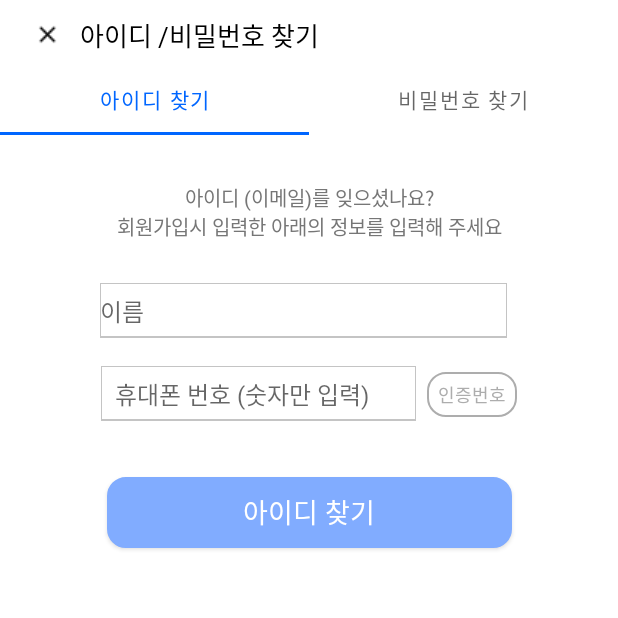
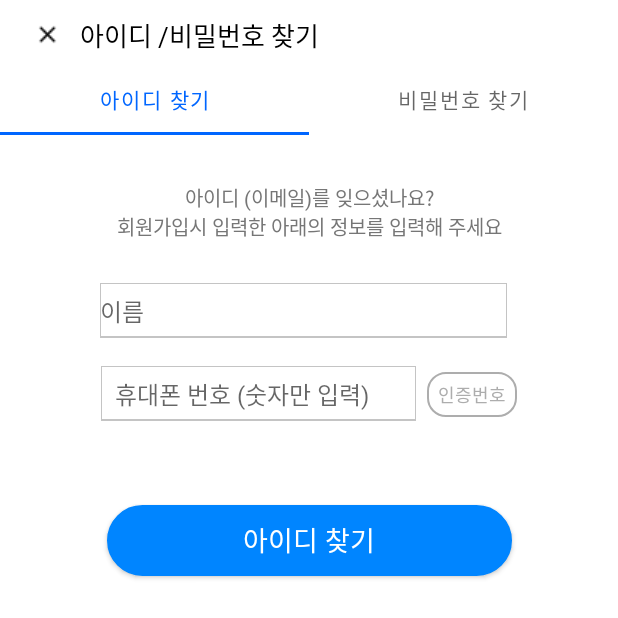
Before and after one commit to Nanuer/client, an Android app: the FindActivity screen opened directly, with no data from a screen before it, on a phone screen of 412 x 824 dp. Shown: the top 618 px of the screen. Run offline under Robolectric (Android 15) with nearby library versions, the phone set to English and light mode, and no system bars.

```diff
--- a/app/src/main/java/com/example/nanuer/FindActivity.kt
+++ b/app/src/main/java/com/example/nanuer/FindActivity.kt
@@ -2,9 +2,15 @@ package com.example.nanuer
 
 
 import android.os.Bundle
+import android.view.View
+import android.widget.Button
+import android.widget.TextView
 import androidx.appcompat.app.AppCompatActivity
+import androidx.core.content.ContextCompat
+import androidx.fragment.app.FragmentTransaction
 import androidx.viewpager2.widget.ViewPager2
 import com.example.nanuer.databinding.ActivityFindBinding
+import com.example.nanuer.databinding.FragmentFindIdStep1Binding
 import com.google.android.material.tabs.TabLayoutMediator
 
 class FindActivity : AppCompatActivity(){
@@ -13,10 +19,19 @@ class FindActivity : AppCompatActivity(){
     private lateinit var viewPager: ViewPager2
     private val tabTextList = arrayListOf("아이디 찾기", "비밀번호 찾기")
 
+
+    var btn : Button? = null
+    var sendbtn : Button? = null
+    var resendbtn : Button? = null
+    var check =true
+
+
     override fun onCreate(savedInstanceState: Bundle?) {
         super.onCreate(savedInstanceState)
         binding = ActivityFindBinding.inflate(layoutInflater)
         setContentView(binding.root)
+
+        clickbtn()
 
         binding.findDeleteLogoIv.setOnClickListener{
             finish()
@@ -31,8 +46,36 @@ class FindActivity : AppCompatActivity(){
             tab.text = tabTextList[position]
         }.attach()
 
+        btn = findViewById<Button>(R.id.find_id_step1_send_number_btn)
+
+    }
+
+    fun  clickbtn(){
+        btn?.setOnClickListener{onClick(btn)}
     }
 
 
 
+      fun onClick(v: View?){
+        when(v?.id) {
+            R.id.find_id_step1_send_number_btn -> {
+                val tView = findViewById<TextView>(R.id.find_id_step1_send_number_btn)
+                if (check) {
+                    tView.setText("인증번호")
+                    check = false
+                }
+                else{
+                    tView.setText("재전송")
+                    tView.setTextColor(ContextCompat.getColor(this,R.color.blue_light_1))
+                    check = true
+                }
+            }
+        }
+
+    }
+
+
+
+
+
 }
--- a/app/src/main/res/drawable/blue_button.xml
+++ b/app/src/main/res/drawable/blue_button.xml
@@ -3,10 +3,7 @@
     xmlns:android="http://schemas.android.com/apk/res/android"
     android:shape="rectangle">
     <corners
-        android:topLeftRadius="12dp"
-        android:topRightRadius="12dp"
-        android:bottomLeftRadius="12dp"
-        android:bottomRightRadius="12dp">
+        android:radius="50dp">
 
     </corners>
     <solid android:color="#81acff">
--- a/app/src/main/res/drawable/blue_button_on.xml
+++ b/app/src/main/res/drawable/blue_button_on.xml
@@ -3,10 +3,7 @@
     xmlns:android="http://schemas.android.com/apk/res/android"
     android:shape="rectangle">
     <corners
-        android:topLeftRadius="12dp"
-        android:topRightRadius="12dp"
-        android:bottomLeftRadius="12dp"
-        android:bottomRightRadius="12dp">
+        android:radius="50dp">
 
     </corners>
     <solid android:color="#0085ff">
--- a/app/src/main/res/layout/activity_find.xml
+++ b/app/src/main/res/layout/activity_find.xml
@@ -50,4 +50,6 @@
         app:layout_constraintBottom_toBottomOf="parent"
         app:layout_constraintTop_toBottomOf="@id/find_tb"/>
 
+
+
 </androidx.constraintlayout.widget.ConstraintLayout>
--- a/app/src/main/res/layout/fragment_find_id_step1.xml
+++ b/app/src/main/res/layout/fragment_find_id_step1.xml
@@ -46,7 +46,7 @@
             android:inputType="text"
             android:background="@drawable/gray_line"
             app:layout_constraintStart_toStartOf="parent"
-            app:layout_constraintEnd_toStartOf="@id/find_id_ste1_btns_rl"
+            app:layout_constraintEnd_toStartOf="@id/find_id_step1_btns_rl"
             app:layout_constraintTop_toBottomOf="@id/find_id_step1_name_et"
             android:layout_marginTop="18dp"
             android:layout_marginEnd="7dp"
@@ -54,8 +54,28 @@
             app:layout_constraintHorizontal_chainStyle="packed"
             />
 
+        <EditText
+            android:id="@+id/find_id_step1_certification_number_et"
+            style="@style/InputMid"
+            android:layout_width="210dp"
+            android:layout_height="37dp"
+            android:hint="인증번호 입력"
+            android:inputType="text"
+            android:background="@drawable/gray_line"
+            app:layout_constraintStart_toStartOf="parent"
+            app:layout_constraintEnd_toStartOf="@id/find_id_step1_btns_rl2"
+            app:layout_constraintTop_toBottomOf="@id/find_id_step1_phone_number_et"
+            android:layout_marginTop="18dp"
+            android:layout_marginEnd="7dp"
+            android:paddingHorizontal="9dp"
+            app:layout_constraintHorizontal_chainStyle="packed"
+            android:visibility="gone"/>
+
+
+
+
         <RelativeLayout
-            android:id="@+id/find_id_ste1_btns_rl"
+            android:id="@+id/find_id_step1_btns_rl"
             android:layout_width="60dp"
             android:layout_height="30dp"
             app:layout_constraintStart_toEndOf="@id/find_id_step1_phone_number_et"
@@ -71,6 +91,7 @@
                     android:layout_height="match_parent"
                     android:background="@drawable/gray_round"
                     android:gravity="center"
+                    android:onClick="onClick"
                     android:text="인증번호"
                     android:textColor="@color/gray_light_2" />
 
@@ -84,8 +105,34 @@
                     android:textColor="#ff6b00"
                     android:visibility="gone"
                     android:text="재전송" />
+        </RelativeLayout>
+
+        <RelativeLayout
+            android:id="@+id/find_id_step1_btns_rl2"
+            android:layout_width="60dp"
+            android:layout_height="30dp"
+            app:layout_constraintTop_toTopOf="@id/find_id_step1_certification_number_et"
+            app:layout_constraintBottom_toBottomOf="@id/find_id_step1_certification_number_et"
+            app:layout_constraintStart_toEndOf="@id/find_id_step1_certification_number_et"
+            app:layout_constraintEnd_toEndOf="parent"
+            app:layout_constraintHorizontal_chainStyle="packed"
+            >
+
+                <androidx.appcompat.widget.AppCompatButton
+                    android:id="@+id/find_id_step1_okay_btn"
+                    style="@style/BtnSmall"
+                    android:layout_width="match_parent"
+                    android:layout_height="match_parent"
+                    android:gravity="center"
+                    android:text="확인"
+                    android:background="@drawable/gray_round"
+                    android:textColor="@color/gray_light_2"
+                    android:visibility="gone"/>
 
         </RelativeLayout>
+
+
+
 
 
         <androidx.appcompat.widget.AppCompatButton
@@ -96,11 +143,11 @@
             android:text="아이디 찾기"
             android:includeFontPadding="false"
             android:textColor="@color/white"
-            app:layout_constraintTop_toBottomOf="@id/find_id_ste1_btns_rl"
+            app:layout_constraintTop_toBottomOf="@id/find_id_step1_btns_rl2"
             app:layout_constraintStart_toStartOf="parent"
             app:layout_constraintEnd_toEndOf="parent"
             android:layout_marginTop="40dp"
             android:gravity="center"
-            android:background="@drawable/blue_button"/>
+            android:background="@drawable/blue_button_on"/>
 
 </androidx.constraintlayout.widget.ConstraintLayout>
```
Also changed, not shown: app/src/main/java/com/example/nanuer/FindIdStep1Fragment.kt (+9 -1 lines), app/src/main/res/layout/fragment_find_pw_step1.xml (+44 -1 lines).
